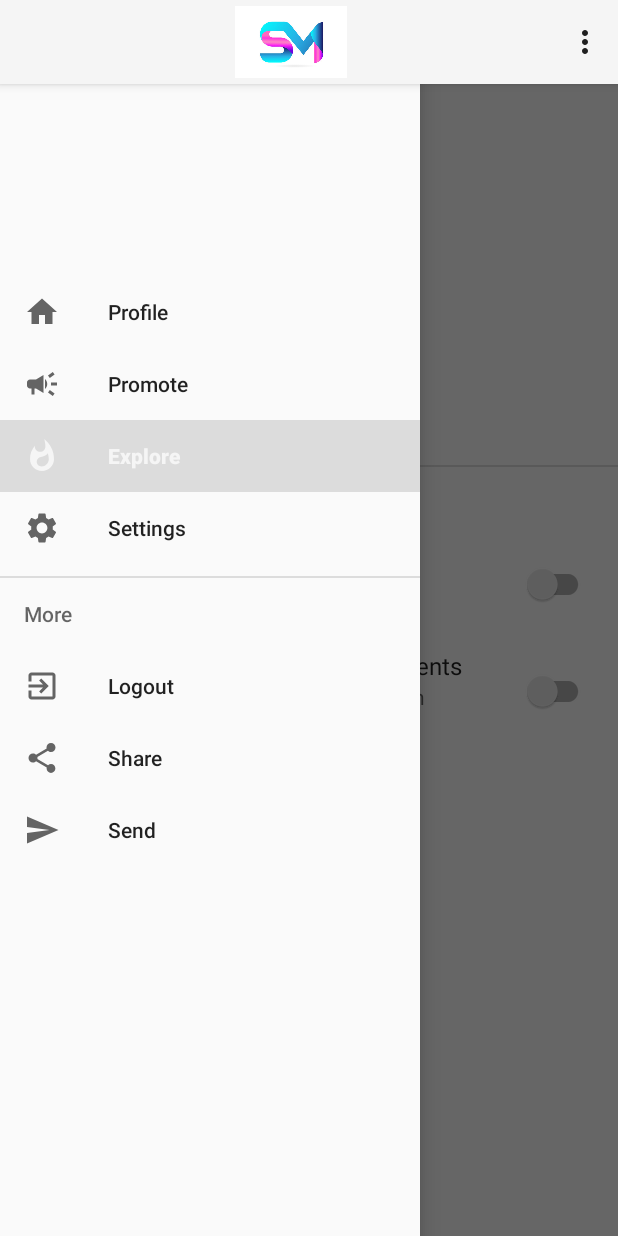
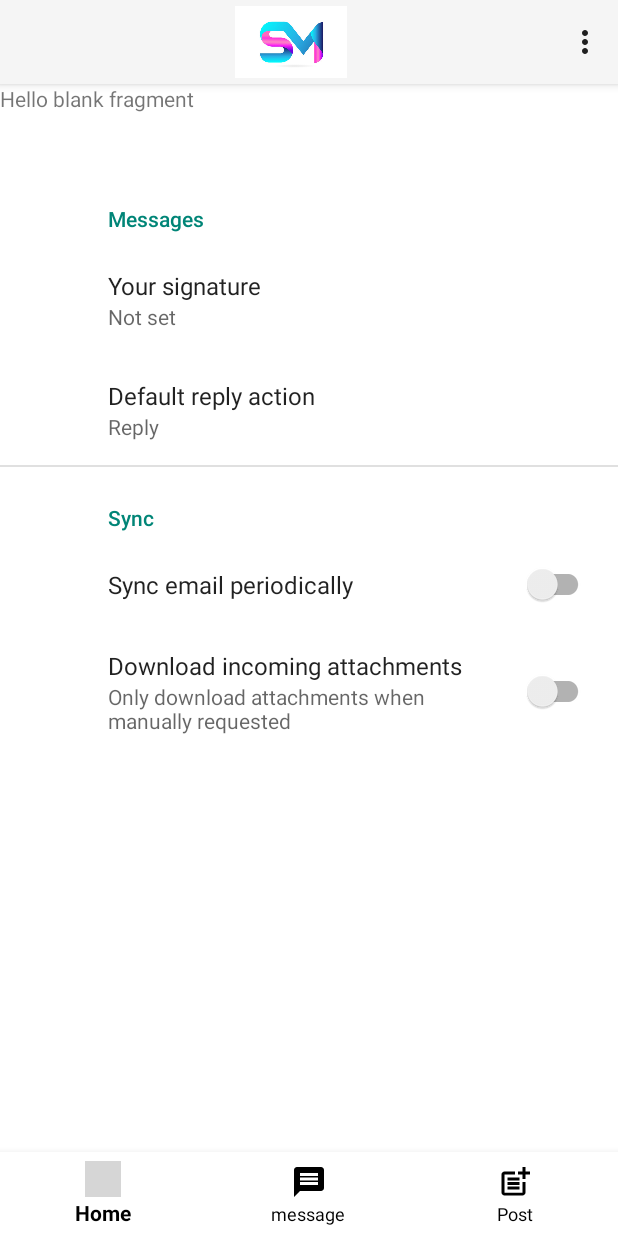
Before and after one commit to DariusRobertson/Network, an Android app: the screen it shows after launch once a user with an empty profile is signed in (MainActivity), in the side drawer, after a tap on "Explore", on a phone screen of 412 x 824 dp. Run offline under Robolectric (Android 15) with nearby library versions, the phone set to English and light mode, and no system bars; our stand-ins replace Firebase (no records; nobody signed in at launch, a user with empty details on screens opened directly); grey boxes are pictures that could not be loaded.

Commit message:
added fragments for more of the menu option pages. and set up the bottom navigation

```diff
--- a/app/build.gradle
+++ b/app/build.gradle
@@ -33,7 +33,7 @@ dependencies {
     implementation 'com.google.firebase:firebase-analytics'
     implementation 'com.google.firebase:firebase-auth:20.0.0'
     //noinspection GradleCompatible
-    implementation 'com.android.support:design:28.0.0'
+    implementation 'com.android.support:design:26.1.0'
     implementation 'androidx.appcompat:appcompat:1.2.0'
     implementation 'com.google.android.material:material:1.2.1'
     implementation "androidx.drawerlayout:drawerlayout:1.1.1"
--- /dev/null
+++ b/app/src/main/java/com/example/socialnetwork/ExploreFragment.java
@@ -0,0 +1,64 @@
+package com.example.socialnetwork;
+
+import android.os.Bundle;
+
+import androidx.fragment.app.Fragment;
+
+import android.view.LayoutInflater;
+import android.view.View;
+import android.view.ViewGroup;
+
+/**
+ * A simple {@link Fragment} subclass.
+ * Use the {@link ExploreFragment#newInstance} factory method to
+ * create an instance of this fragment.
+ */
+public class ExploreFragment extends Fragment {
+
+    // TODO: Rename parameter arguments, choose names that match
+    // the fragment initialization parameters, e.g. ARG_ITEM_NUMBER
+    private static final String ARG_PARAM1 = "param1";
+    private static final String ARG_PARAM2 = "param2";
+
+    // TODO: Rename and change types of parameters
+    private String mParam1;
+    private String mParam2;
+
+    public ExploreFragment() {
+        // Required empty public constructor
+    }
+
+    /**
+     * Use this factory method to create a new instance of
+     * this fragment using the provided parameters.
+     *
+     * @param param1 Parameter 1.
+     * @param param2 Parameter 2.
+     * @return A new instance of fragment ExploreFragment.
+     */
+    // TODO: Rename and change types and number of parameters
+    public static ExploreFragment newInstance(String param1, String param2) {
+        ExploreFragment fragment = new ExploreFragment();
+        Bundle args = new Bundle();
+        args.putString(ARG_PARAM1, param1);
+        args.putString(ARG_PARAM2, param2);
+        fragment.setArguments(args);
+        return fragment;
+    }
+
+    @Override
+    public void onCreate(Bundle savedInstanceState) {
+        super.onCreate(savedInstanceState);
+        if (getArguments() != null) {
+            mParam1 = getArguments().getString(ARG_PARAM1);
+            mParam2 = getArguments().getString(ARG_PARAM2);
+        }
+    }
+
+    @Override
+    public View onCreateView(LayoutInflater inflater, ViewGroup container,
+                             Bundle savedInstanceState) {
+        // Inflate the layout for this fragment
+        return inflater.inflate(R.layout.fragment_explore, container, false);
+    }
+}
--- a/app/src/main/java/com/example/socialnetwork/Login.java
+++ b/app/src/main/java/com/example/socialnetwork/Login.java
@@ -82,7 +82,7 @@ public class Login extends AppCompatActivity {
                                     if (task.isSuccessful()) {
                                         Log.d("Good", "SignIn Successful");
                                         FirebaseUser user = mAuth.getCurrentUser();
-                                        startActivity(new Intent(Login.this, MainActivity.class));
+                                        startActivity(new Intent(Login.this,MainActivity.class));
                                     } else {
                                         Log.w("Fail", "SignIn:Failed", task.getException());
                                         Toast.makeText(Login.this, "Authentication Failed", Toast.LENGTH_SHORT).show();
@@ -102,7 +102,7 @@ public class Login extends AppCompatActivity {
         super.onStart();
         FirebaseUser currentUser = mAuth.getCurrentUser();
         if(fAuth.getCurrentUser() != null)
-        startActivity(new Intent(Login.this,MainActivity.class));
+            startActivity(new Intent(Login.this,MainActivity.class));
     }
 
 
--- a/app/src/main/java/com/example/socialnetwork/MainActivity.java
+++ b/app/src/main/java/com/example/socialnetwork/MainActivity.java
@@ -1,25 +1,24 @@
 package com.example.socialnetwork;
 
 import androidx.annotation.NonNull;
-import androidx.annotation.RequiresApi;
 import androidx.appcompat.app.ActionBar;
-import androidx.appcompat.app.ActionBarDrawerToggle;
 import androidx.appcompat.app.AppCompatActivity;
 import androidx.appcompat.widget.Toolbar;
 import androidx.core.view.GravityCompat;
 import androidx.drawerlayout.widget.DrawerLayout;
+import androidx.fragment.app.Fragment;
 
 import android.content.Intent;
-import android.graphics.drawable.Icon;
-import android.os.Build;
 import android.os.Bundle;
-import android.telephony.SmsManager;
+import android.view.LayoutInflater;
 import android.view.Menu;
 import android.view.MenuItem;
 import android.view.View;
+import android.view.ViewGroup;
 import android.widget.Button;
 import android.widget.Toast;
 
+import com.google.android.material.bottomnavigation.BottomNavigationView;
 import com.google.android.material.navigation.NavigationView;
 import com.google.firebase.auth.FirebaseAuth;
 
@@ -36,6 +35,10 @@ public class MainActivity extends AppCompatActivity implements NavigationView.On
         Toolbar toolbar = findViewById(R.id.toolbar);
         NavigationView navigationView = findViewById(R.id.navigation_view);
         navigationView.setNavigationItemSelectedListener(this);
+        BottomNavigationView bottomNav = findViewById(R.id.bottom_navigation);
+        bottomNav.setOnNavigationItemSelectedListener(navListener);
+
+
 
         /***ActionBarDrawerToggle toggle = new ActionBarDrawerToggle(this,drawer,toolbar,
                R.string.navigation_drawer_open, R.string.navigation_drawer_close);
@@ -47,6 +50,26 @@ public class MainActivity extends AppCompatActivity implements NavigationView.On
         getSupportActionBar().setCustomView(R.layout.action_bar_layout);
 
     }
+    //bottom nav items
+    private BottomNavigationView.OnNavigationItemSelectedListener navListener =
+            new BottomNavigationView.OnNavigationItemSelectedListener() {
+                @Override
+                public boolean onNavigationItemSelected(@NonNull MenuItem item) {
+                    Fragment selectedFragment = null;
+
+                    switch (item.getItemId()){
+                        case R.id.main:
+                            startActivity(new Intent(getApplicationContext(), MainActivity.class));
+                            break;
+                        case R.id.messages:
+                            getSupportFragmentManager().beginTransaction().replace(R.id.fragment_bottom_container,
+                                    new MessagesFragment()).commit();
+                            break;
+                    }
+
+                    return true;
+                }
+            };
 
 
 
@@ -65,6 +88,9 @@ public class MainActivity extends AppCompatActivity implements NavigationView.On
 
     }
 
+
+
+    //top right menu select options
     @Override
     public boolean onOptionsItemSelected(@NonNull MenuItem item) {
         switch (item.getItemId()){
@@ -72,28 +98,7 @@ public class MainActivity extends AppCompatActivity implements NavigationView.On
                 getSupportFragmentManager().beginTransaction().replace(R.id.fragment_container,
                         new profileFragment()).commit();
                 break;
-            case R.id.settings:
-                getSupportFragmentManager().beginTransaction().replace(R.id.fragment_container,
-                        new SettingsFragment()).commit();
-                break;
-            case R.id.logout:
-                FirebaseAuth.getInstance().signOut(); //logs out the user
-                Toast.makeText(MainActivity.this,"Logout Successful", Toast.LENGTH_LONG).show();
-                startActivity(new Intent(getApplicationContext(), Login.class)); //sends to login activity
-                finish();
-                break;
 
-        }
-        return super.onOptionsItemSelected(item);
-    }
-
-    @Override
-    public boolean onNavigationItemSelected(@NonNull MenuItem item) {
-        switch (item.getItemId()){
-            case R.id.profile:
-                getSupportFragmentManager().beginTransaction().replace(R.id.fragment_container,
-                        new profileFragment()).commit();
-                break;
             case R.id.settings:
                 getSupportFragmentManager().beginTransaction().replace(R.id.fragment_container,
                         new SettingsFragment()).commit();
@@ -106,7 +111,63 @@ public class MainActivity extends AppCompatActivity implements NavigationView.On
                 finish();
                 break;
 
+            case R.id.explore:
+                getSupportFragmentManager().beginTransaction().replace(R.id.fragment_container,
+                        new ExploreFragment()).commit();
+                break;
+
+            case R.id.promotion:
+                getSupportFragmentManager().beginTransaction().replace(R.id.fragment_bottom_container,
+                        new PromoteFragment()).commit();
+                drawer.closeDrawer(GravityCompat.START);
+                break;
+
+
         }
+        return super.onOptionsItemSelected(item);
+    }
+
+
+    //left navigation screen items selections
+    @Override
+    public boolean onNavigationItemSelected(@NonNull MenuItem item) {
+        switch (item.getItemId()){
+
+            case R.id.profile:
+                getSupportFragmentManager().beginTransaction().replace(R.id.fragment_container,
+                        new profileFragment()).commit();
+                drawer.closeDrawer(GravityCompat.START);
+                break;
+
+            case R.id.settings:
+                getSupportFragmentManager().beginTransaction().replace(R.id.fragment_container,
+                        new SettingsFragment()).commit();
+                drawer.closeDrawer(GravityCompat.START);
+                break;
+
+            case R.id.logout:
+                FirebaseAuth.getInstance().signOut(); //logs out the user
+                Toast.makeText(this,"Logout Successful", Toast.LENGTH_LONG).show();
+                startActivity(new Intent(getApplicationContext(), Login.class)); //sends to login activity
+                finish();
+                drawer.closeDrawer(GravityCompat.START);
+                break;
+
+            case R.id.explore:
+                getSupportFragmentManager().beginTransaction().replace(R.id.fragment_bottom_container,
+                        new ExploreFragment()).commit();
+                drawer.closeDrawer(GravityCompat.START);
+                break;
+            case R.id.promotion:
+                getSupportFragmentManager().beginTransaction().replace(R.id.fragment_bottom_container,
+                        new PromoteFragment()).commit();
+                drawer.closeDrawer(GravityCompat.START);
+                break;
+
+        }
+        drawer.closeDrawer(GravityCompat.START);
         return true;
     }
+
+
 }
--- /dev/null
+++ b/app/src/main/res/drawable/ic_baseline_post_add_24.xml
@@ -0,0 +1,22 @@
+<vector xmlns:android="http://schemas.android.com/apk/res/android"
+    android:width="24dp"
+    android:height="24dp"
+    android:viewportWidth="24"
+    android:viewportHeight="24"
+    android:tint="?attr/colorControlNormal">
+  <path
+      android:fillColor="@android:color/white"
+      android:pathData="M17,19.22H5V7h7V5H5C3.9,5 3,5.9 3,7v12c0,1.1 0.9,2 2,2h12c1.1,0 2,-0.9 2,-2v-7h-2V19.22z"/>
+  <path
+      android:fillColor="@android:color/white"
+      android:pathData="M19,2h-2v3h-3c0.01,0.01 0,2 0,2h3v2.99c0.01,0.01 2,0 2,0V7h3V5h-3V2z"/>
+  <path
+      android:fillColor="@android:color/white"
+      android:pathData="M7,9h8v2h-8z"/>
+  <path
+      android:fillColor="@android:color/white"
+      android:pathData="M7,12l0,2l8,0l0,-2l-3,0z"/>
+  <path
+      android:fillColor="@android:color/white"
+      android:pathData="M7,15h8v2h-8z"/>
+</vector>
--- a/app/src/main/res/drawable/ic_baseline_home_24.xml
+++ b/app/src/main/res/drawable/ic_newprofile.xml
@@ -6,5 +6,5 @@
     android:tint="?attr/colorControlNormal">
   <path
       android:fillColor="@android:color/white"
-      android:pathData="M10,20v-6h4v6h5v-8h3L12,3 2,12h3v8z"/>
+      android:pathData="M12,12c2.21,0 4,-1.79 4,-4s-1.79,-4 -4,-4 -4,1.79 -4,4 1.79,4 4,4zM12,14c-2.67,0 -8,1.34 -8,4v2h16v-2c0,-2.66 -5.33,-4 -8,-4z"/>
 </vector>
--- a/app/src/main/res/layout/activity_main.xml
+++ b/app/src/main/res/layout/activity_main.xml
@@ -31,8 +31,29 @@
             android:layout_width="wrap_content"
             android:layout_height="wrap_content" />
 
+</LinearLayout>
 
-</LinearLayout>
+    <RelativeLayout
+        android:layout_height="match_parent"
+        android:layout_width="match_parent">
+        <FrameLayout
+            android:id="@+id/fragment_bottom_container"
+            android:layout_width="match_parent"
+            android:layout_height="match_parent"
+            android:layout_above="@id/bottom_navigation"/>
+
+        <com.google.android.material.bottomnavigation.BottomNavigationView
+            android:id="@+id/bottom_navigation"
+            android:layout_width="match_parent"
+            android:layout_height="wrap_content"
+            android:layout_alignParentBottom="true"
+            app:menu="@menu/bottom_nav"
+            app:itemIconTint="@color/black"
+            app:itemTextColor="@color/black"
+            android:background="@color/white"
+            />
+
+    </RelativeLayout>
 
     <com.google.android.material.navigation.NavigationView
         android:layout_width="wrap_content"
@@ -43,7 +64,4 @@
         app:menu="@menu/main"
         />
 
-
-
-
 </androidx.drawerlayout.widget.DrawerLayout>
--- a/app/src/main/res/layout/example_item.xml
+++ b/app/src/main/res/layout/example_item.xml
@@ -16,7 +16,7 @@
             android:id="@+id/AdapterTextView"
             android:layout_width="218dp"
             android:layout_height="97dp"
-            android:text="Line1"
+            android:text="@string/line1"
             android:textColor="@android:color/holo_blue_light"
             android:textSize="24sp"
             android:textStyle="bold" />
--- /dev/null
+++ b/app/src/main/res/layout/fragment_explore.xml
@@ -0,0 +1,14 @@
+<?xml version="1.0" encoding="utf-8"?>
+<FrameLayout xmlns:android="http://schemas.android.com/apk/res/android"
+    xmlns:tools="http://schemas.android.com/tools"
+    android:layout_width="match_parent"
+    android:layout_height="match_parent"
+    tools:context=".ExploreFragment">
+
+    <!-- TODO: Update blank fragment layout -->
+    <TextView
+        android:layout_width="match_parent"
+        android:layout_height="match_parent"
+        android:text="@string/hello_blank_fragment" />
+
+</FrameLayout>
--- a/app/src/main/res/layout/nav_header.xml
+++ b/app/src/main/res/layout/nav_header.xml
@@ -11,7 +11,7 @@
         android:layout_width="wrap_content"
         android:layout_height="wrap_content"
         android:paddingTop="8dp"
-        android:text="Never Stop Dreaming"
+        android:text="@string/never_stop_dreaming"
         android:textAppearance="@style/TextAppearance.AppCompat.Body1"
         android:textSize="18sp" />
 
--- /dev/null
+++ b/app/src/main/res/menu/bottom_nav.xml
@@ -0,0 +1,17 @@
+<?xml version="1.0" encoding="utf-8"?>
+<menu xmlns:android="http://schemas.android.com/apk/res/android">
+    <item
+        android:icon="@drawable/ic_baseline_home_24"
+        android:id="@+id/main"
+        android:title="@string/home"/>
+    <item
+        android:icon="@drawable/ic_baseline_message_24"
+        android:id="@+id/messages"
+        android:title="@string/message"/>
+    <item
+        android:icon="@drawable/ic_baseline_post_add_24"
+        android:id="@+id/userPost"
+        android:title="@string/post"/>
+
+
+</menu>
--- a/app/src/main/res/menu/main.xml
+++ b/app/src/main/res/menu/main.xml
@@ -7,39 +7,39 @@
 
     <group android:checkableBehavior="single" >
         <item
-            android:icon="@drawable/ic_baseline_home_24"
+            android:icon="@drawable/ic_newprofile"
             android:id="@+id/profile"
-            android:title="Profile"/>
+            android:title="@string/profile"/>
 
         <item
             android:icon="@drawable/ic_promotion"
             android:id="@+id/promotion"
-            android:title="Promote"/>
+            android:title="@string/promote"/>
 
         <item
             android:icon="@drawable/ic_explore"
             android:id="@+id/explore"
-            android:title="Explore"/>
+            android:title="@string/explore"/>
 
         <item
             android:icon="@drawable/ic_baseline_settings_24"
             android:id="@+id/settings"
-            android:title="Settings"/>
+            android:title="@string/settings"/>
 
     </group>
-    <item android:title="More">
+    <item android:title="@string/more">
 
         <menu>
             <item
                 android:icon="@drawable/ic_logout"
                 android:id="@+id/logout"
-                android:title="Logout"/>
+                android:title="@string/logout"/>
             <item android:id="@+id/share"
                 android:icon="@drawable/ic_baseline_share_24"
-                android:title="Share"/>
+                android:title="@string/share"/>
             <item android:id="@+id/send"
                 android:icon="@drawable/ic_baseline_send_24"
-                android:title="Send"/>
+                android:title="@string/send"/>
         </menu>
     </item>
 
--- a/app/src/main/res/values/strings.xml
+++ b/app/src/main/res/values/strings.xml
@@ -37,6 +37,21 @@
     <string name="attachment_summary_off">Only download attachments when manually requested</string>
     <!-- TODO: Remove or change this placeholder text -->
     <string name="hello_blank_fragment">Hello blank fragment</string>
+    <string name="button">Button</string>
+    <string name="have_an_account_login">Have an Account? Login</string>
+    <string name="line1">Line1</string>
+    <string name="never_stop_dreaming">Never Stop Dreaming</string>
+    <string name="explore">Explore</string>
+    <string name="settings">Settings</string>
+    <string name="more">More</string>
+    <string name="logout">Logout</string>
+    <string name="share">Share</string>
+    <string name="send">Send</string>
+    <string name="profile">Profile</string>
+    <string name="promote">Promote</string>
+    <string name="home">Home</string>
+    <string name="post">Post</string>
+    <string name="message">message</string>
 
 
 </resources>
```
Also changed, not shown: app/src/main/java/com/example/socialnetwork/MessagesFragment.java (added, +63 -0 lines), app/src/main/java/com/example/socialnetwork/PromoteFragment.java (added, +64 -0 lines), app/src/main/res/layout/activity_sign_up.xml (+4 -3 lines), app/src/main/res/layout/fragment_messages.xml (added, +10 -0 lines), app/src/main/res/layout/fragment_promote.xml (added, +14 -0 lines), app/src/main/res/layout/navigation.xml (added, +23 -0 lines).
